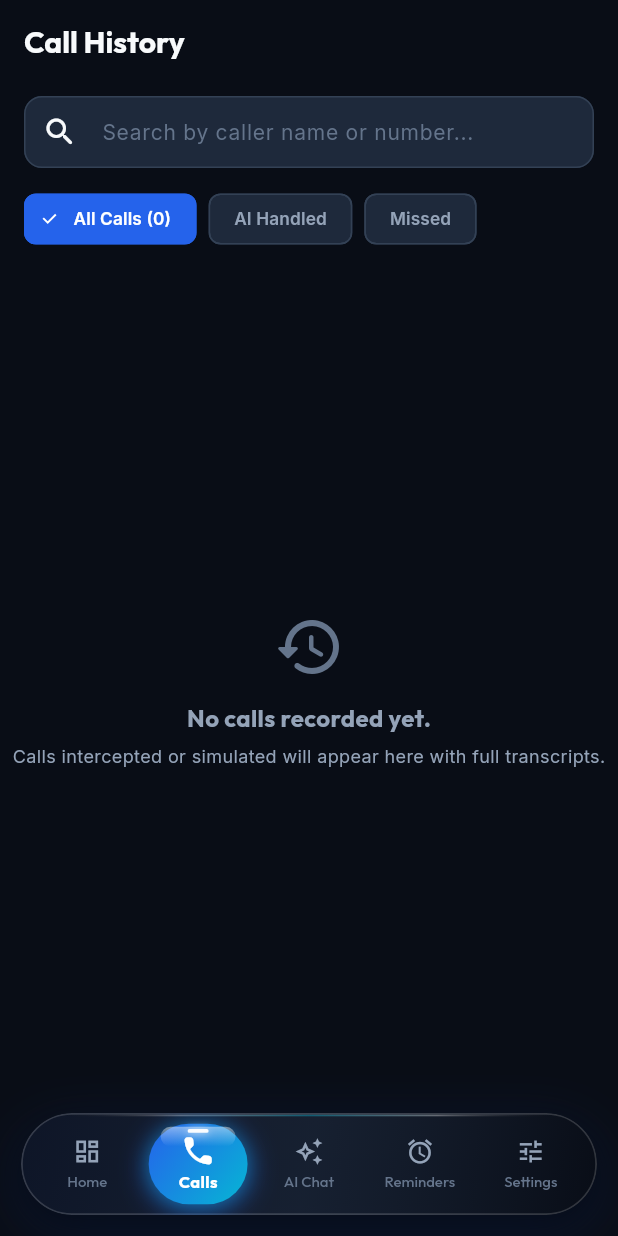
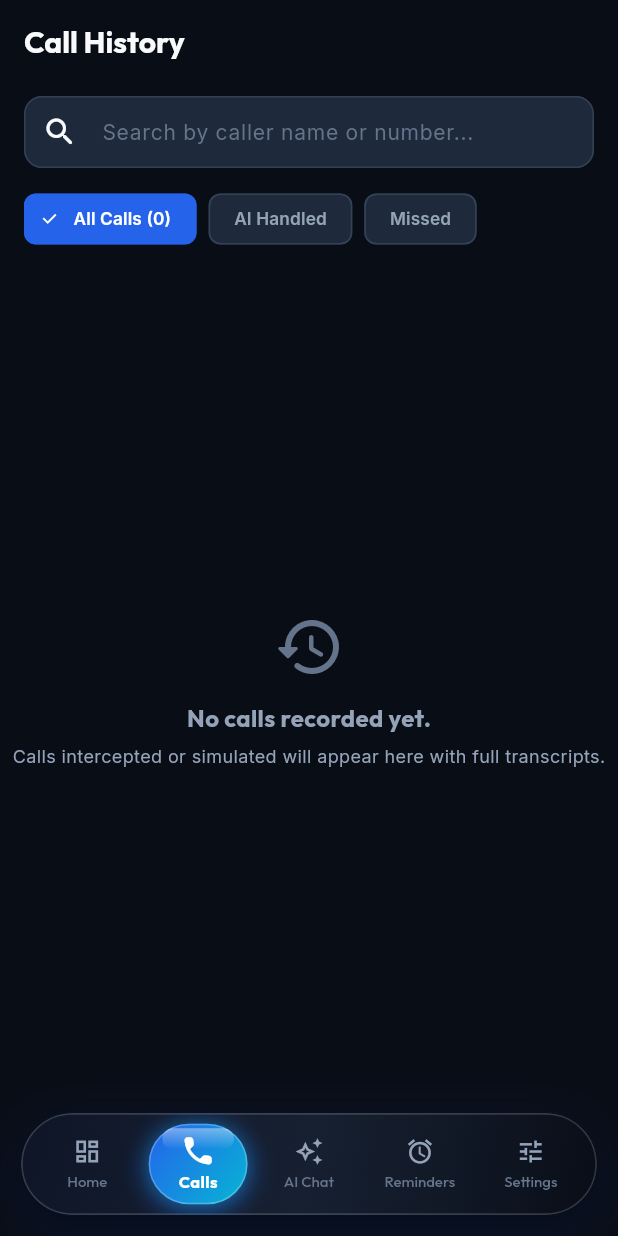
Before and after one commit to Vnjvibhash/AI-Call-Assistant, a Flutter app: the MainShellScreen screen opened directly with empty values, item 2 of the bottom bar chosen, on a phone screen of 412 x 824 dp. Run offline on Flutter 3.47's test engine with Material 3 defaults, Android fonts, the phone set to English and light mode, and no system bars; our stand-ins replace drift, drift_flutter, flutter_riverpod, flutter_secure_storage, flutter_tts, go_router and 8 more; accounts and stored records are empty; generated files the repository leaves out were written again.

Commit message:
fix(ui): Refine fluid nav bar pill and remove pip indicator

```diff
--- a/lib/shared/widgets/fluid_glass_nav_bar.dart
+++ b/lib/shared/widgets/fluid_glass_nav_bar.dart
@@ -133,29 +133,29 @@ class _FluidGlassNavBarState extends State<FluidGlassNavBar> with SingleTickerPr
                     alignment: Alignment.centerLeft,
                     children: [
                       // Subtly illuminated top glass sheen edge
-                      Positioned(
-                        top: 0,
-                        left: 20,
-                        right: 20,
-                        height: 1,
-                        child: Container(
-                          decoration: BoxDecoration(
-                            gradient: LinearGradient(
-                              colors: [
-                                Colors.transparent,
-                                Colors.white.withValues(alpha: 0.35),
-                                AppTheme.accentCyan.withValues(alpha: 0.4),
-                                Colors.white.withValues(alpha: 0.35),
-                                Colors.transparent,
-                              ],
-                            ),
-                          ),
-                        ),
-                      ),
+                      // Positioned(
+                      //   top: 0,
+                      //   left: 20,
+                      //   right: 20,
+                      //   height: 1,
+                      //   child: Container(
+                      //     decoration: BoxDecoration(
+                      //       gradient: LinearGradient(
+                      //         colors: [
+                      //           Colors.transparent,
+                      //           Colors.white.withValues(alpha: 0.35),
+                      //           AppTheme.accentCyan.withValues(alpha: 0.4),
+                      //           Colors.white.withValues(alpha: 0.35),
+                      //           Colors.transparent,
+                      //         ],
+                      //       ),
+                      //     ),
+                      //   ),
+                      // ),
 
                       // Fluid Moving Indicator Pill
                       AnimatedPositioned(
-                        duration: const Duration(milliseconds: 340),
+                        duration: const Duration(milliseconds: 320),
                         curve: Curves.fastEaseInToSlowEaseOut,
                         left: activeLeft,
                         width: itemWidth,
@@ -199,16 +199,20 @@ class _FluidGlassNavBarState extends State<FluidGlassNavBar> with SingleTickerPr
             AppTheme.accentCyan,
           ],
         ),
+        border: Border.all(
+          color: Colors.white.withValues(alpha: 0.25),
+          width: 1,
+        ),
         boxShadow: [
           // Dynamic illuminated neon aura
           BoxShadow(
-            color: AppTheme.primaryBlue.withValues(alpha: 0.6),
+            color: AppTheme.primaryBlue.withValues(alpha: 0.55),
             blurRadius: 16,
             spreadRadius: 1,
             offset: const Offset(0, 3),
           ),
           BoxShadow(
-            color: AppTheme.accentCyan.withValues(alpha: 0.4),
+            color: AppTheme.accentCyan.withValues(alpha: 0.35),
             blurRadius: 10,
             offset: const Offset(0, 1),
           ),
@@ -216,12 +220,12 @@ class _FluidGlassNavBarState extends State<FluidGlassNavBar> with SingleTickerPr
       ),
       child: Stack(
         children: [
-          // Inner Specular curved reflection
+          // Inner Specular curved reflection highlight
           Positioned(
             top: 2,
             left: 8,
             right: 8,
-            height: 13,
+            height: 14,
             child: Container(
               decoration: BoxDecoration(
                 borderRadius: BorderRadius.circular(8),
@@ -229,30 +233,10 @@ class _FluidGlassNavBarState extends State<FluidGlassNavBar> with SingleTickerPr
                   begin: Alignment.topCenter,
                   end: Alignment.bottomCenter,
                   colors: [
-                    Colors.white.withValues(alpha: 0.45),
+                    Colors.white.withValues(alpha: 0.4),
                     Colors.white.withValues(alpha: 0.0),
                   ],
                 ),
-              ),
-            ),
-          ),
-
-          // Fluid top neon pip indicator
-          Align(
-            alignment: Alignment.topCenter,
-            child: Container(
-              margin: const EdgeInsets.only(top: 3.5),
-              width: 14,
-              height: 2.5,
-              decoration: BoxDecoration(
-                color: Colors.white.withValues(alpha: 0.95),
-                borderRadius: BorderRadius.circular(2),
-                boxShadow: [
-                  BoxShadow(
-                    color: Colors.white.withValues(alpha: 0.8),
-                    blurRadius: 4,
-                  ),
-                ],
               ),
             ),
           ),
```
Also changed, not shown: 3 other files.
